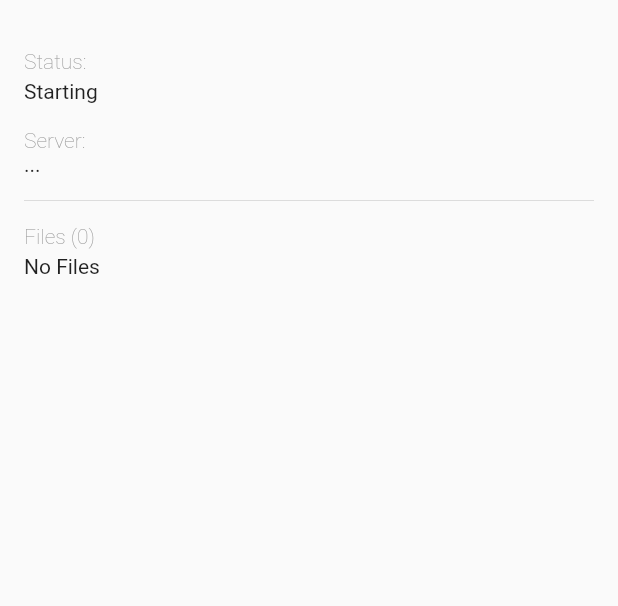
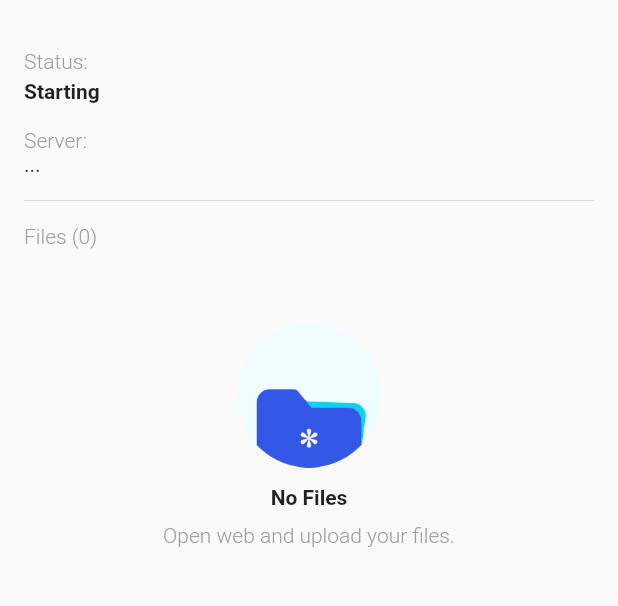
Before and after one commit to qoli/uSpace, a Flutter app: the first screen one second after launch, on a phone screen of 412 x 824 dp, the part 59-665 px from its top. Run offline on Flutter 3.47's test engine with Material 2 defaults, Android fonts, the phone set to English and light mode, and no system bars; our stand-ins replace adaptive_dialog, ionicons, share; missing offline and left inert: filesize, http_server.

Commit message:
empty / fontWeight

```diff
--- a/lib/views/home_page.dart
+++ b/lib/views/home_page.dart
@@ -55,7 +55,7 @@ class _MyHomePageState extends State<MyHomePage> {
         elevation: 0,
         title: Text(
           widget.title,
-          style: TextStyle(fontWeight: FontWeight.bold),
+          style: TextStyle(fontWeight: FontWeight.w600),
         ),
         actions: [
           IconButton(
@@ -74,7 +74,7 @@ class _MyHomePageState extends State<MyHomePage> {
             textLight('Status:'),
             Text(
               serverText,
-              style: TextStyle(height: 1.5),
+              style: TextStyle(height: 1.5, fontWeight: FontWeight.w600),
             ),
             SizedBox(height: 16),
             textLight('Server:'),
@@ -89,11 +89,7 @@ class _MyHomePageState extends State<MyHomePage> {
                 children: [
                   if (filesListWidget != null) textLight('Files (${filesListWidget.length})'),
                   if (filesListWidget != null) ...filesListWidget,
-                  if (filesListWidget != null && filesListWidget.length == 0)
-                    Text(
-                      'No Files',
-                      style: TextStyle(height: 1.5),
-                    ),
+                  if (filesListWidget != null && filesListWidget.length == 0) _noFiles(),
                 ],
               ),
             ),
@@ -104,11 +100,36 @@ class _MyHomePageState extends State<MyHomePage> {
   }
 
   _copy() {
-    Share.share('http://$localIP:8020');
+    var url = 'http://$localIP:8020';
+    Clipboard.setData(ClipboardData(text: url));
+    Share.share(url);
+  }
+
+  Widget _noFiles() {
+    return Column(
+      children: [
+        Center(
+          child: Padding(
+            padding: const EdgeInsets.fromLTRB(0, 50, 0, 8),
+            child: SizedBox(
+              width: 96,
+              height: 96,
+              child: Image.asset('assets/empty.png'),
+            ),
+          ),
+        ),
+        Text(
+          'No Files',
+          style: TextStyle(height: 1.5, fontWeight: FontWeight.w600),
+        ),
+        SizedBox(height: 8),
+        textLight('Open web and upload your files.'),
+      ],
+    );
   }
 
   Widget textLight(String text) {
-    return Text(text, style: TextStyle(color: Colors.grey, fontWeight: FontWeight.w200));
+    return Text(text, style: TextStyle(color: Colors.grey, fontWeight: FontWeight.w300));
   }
 
   Widget _fileWidget(FileSystemEntity file, {@required Function callback}) {
@@ -169,7 +190,7 @@ class _MyHomePageState extends State<MyHomePage> {
                   constraints: BoxConstraints(maxWidth: MediaQuery.of(context).size.width - 150),
                   child: Text(
                     file.path.replaceAll(directory.path + '/', ''),
-                    style: TextStyle(fontWeight: FontWeight.w400),
+                    style: TextStyle(fontWeight: FontWeight.w500, height: 1),
                     maxLines: 1,
                     overflow: TextOverflow.ellipsis,
                   ),
@@ -196,7 +217,7 @@ class _MyHomePageState extends State<MyHomePage> {
             constraints: BoxConstraints(maxWidth: MediaQuery.of(context).size.width - 140),
             child: Text(
               title,
-              style: TextStyle(height: 1.5),
+              style: TextStyle(height: 1.5, fontWeight: FontWeight.w600),
             ),
           ),
           Spacer(),
@@ -268,7 +289,7 @@ class _MyHomePageState extends State<MyHomePage> {
                     ),
                     SizedBox(height: 4),
                     Text(
-                      '${filesize(File(file.path).lengthSync())} ${f.format(stat.changed)}',
+                      '${filesize(File(file.path).lengthSync())} - ${f.format(stat.changed)}',
                       style: TextStyle(fontWeight: FontWeight.w400, height: 1.5, fontSize: 12, color: Theme.of(context).textTheme.headline1.color),
                     ),
                   ],
--- a/pubspec.yaml
+++ b/pubspec.yaml
@@ -37,4 +37,5 @@ flutter_icons:
 flutter:
   uses-material-design: true
   assets:
+    - assets/
     - assets/upload.html
```
Also changed, not shown: assets/empty.png (added).
